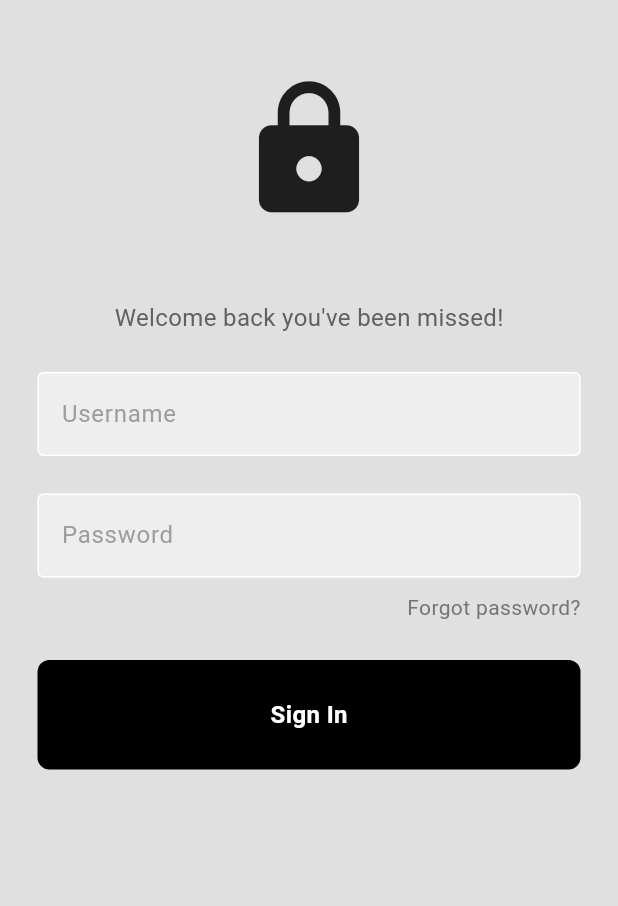
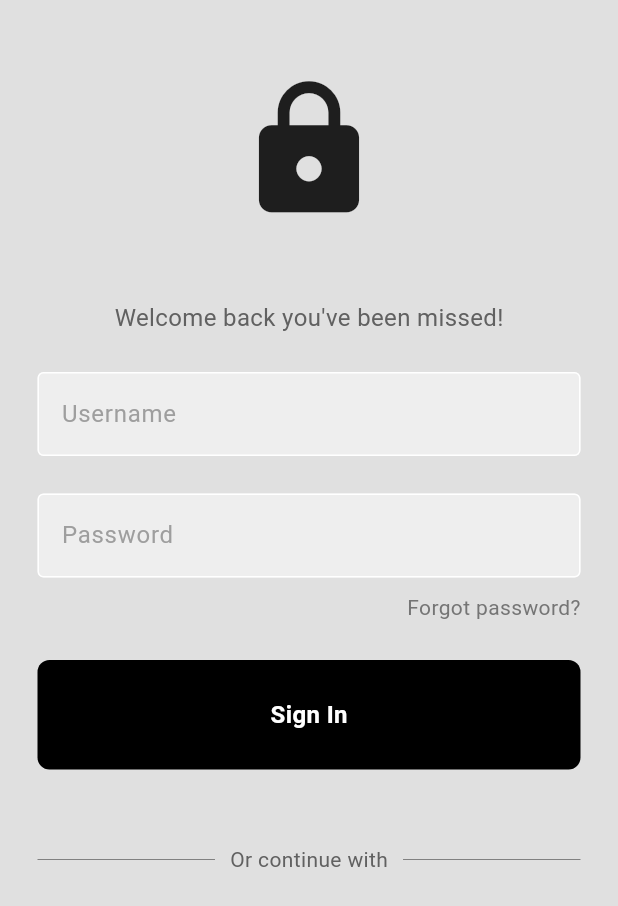
Before and after one commit to Julian1993ARG/flutterLogin, a Flutter app: the screen it shows after launch, on a phone screen of 412 x 824 dp. Shown: the top 906 px of the screen. Run offline on Flutter 3.47's test engine with Material 3 defaults, Android fonts, the phone set to English and light mode, and no system bars.

Commit message:
or continue with

```diff
--- a/lib/screens/login_screen.dart/login_screen.dart
+++ b/lib/screens/login_screen.dart/login_screen.dart
@@ -8,7 +8,7 @@
   final usernameController = TextEditingController();
   final passwordController = TextEditingController();
 
-  signUserIn(){
+  signUserIn() {
     print(usernameController.text);
     print(passwordController.text);
   }
@@ -57,10 +57,9 @@
               child: Row(
                 mainAxisAlignment: MainAxisAlignment.end,
                 children: [
-                  Text("Forgot password?",
-                    style: TextStyle(
-                      color: Colors.grey[600]
-                    ),
+                  Text(
+                    "Forgot password?",
+                    style: TextStyle(color: Colors.grey[600]),
                   ),
                 ],
               ),
@@ -71,6 +70,30 @@
             ),
             const SizedBox(height: 50),
 
+            Padding(
+              padding: const EdgeInsets.symmetric(horizontal: 25),
+              child: Row(
+                children: [
+                  Expanded(
+                    child: Divider(
+                    thickness: 0.5,
+                    color: Colors.grey[700],
+                  )),
+                  Padding(
+                    padding: const EdgeInsets.symmetric(horizontal: 10),
+                    child: Text(
+                      "Or continue with",
+                      style: TextStyle(color: Colors.grey[700]),
+                    ),
+                  ),
+                  Expanded(
+                    child: Divider(
+                    thickness: 0.5,
+                    color: Colors.grey[700],
+                  )),
+                ],
+              ),
+            )
           ],
         ),
       ),
```
